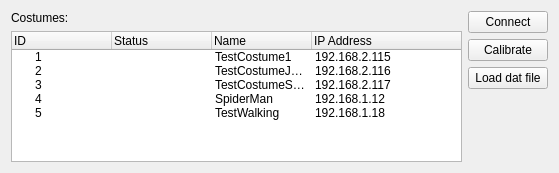
This is trunk/src/edr/src/plugins/imuCostume/ui/IMUCostumeListWidget.ui in mk4me/hm-mde-one as Qt 5 draws it before an edit. The edited form follows.
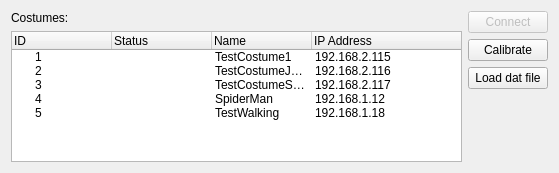
This is the edited form. Icons and pictures are not drawn.

Diff of the .ui file:
```diff
--- a/trunk/src/edr/src/plugins/imuCostume/ui/IMUCostumeListWidget.ui
+++ b/trunk/src/edr/src/plugins/imuCostume/ui/IMUCostumeListWidget.ui
@@ -152,6 +152,9 @@
     <layout class="QVBoxLayout" name="verticalLayout">
      <item>
       <widget class="QPushButton" name="connectPushButton">
+       <property name="enabled">
+        <bool>false</bool>
+       </property>
        <property name="text">
         <string>Connect</string>
        </property>
```
